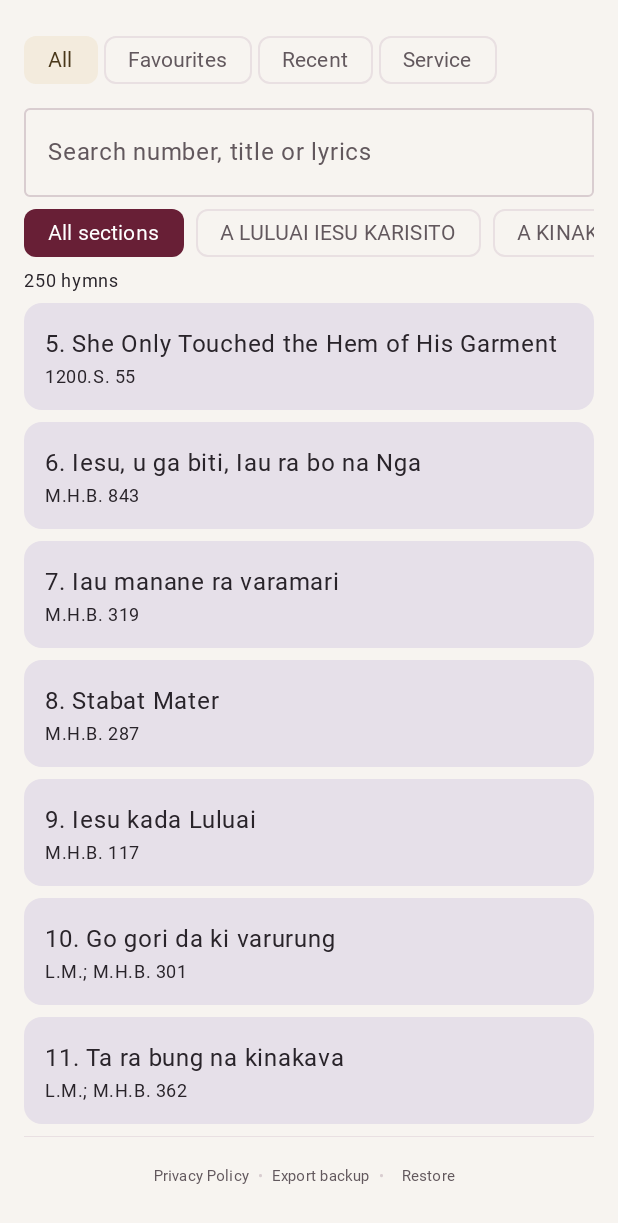
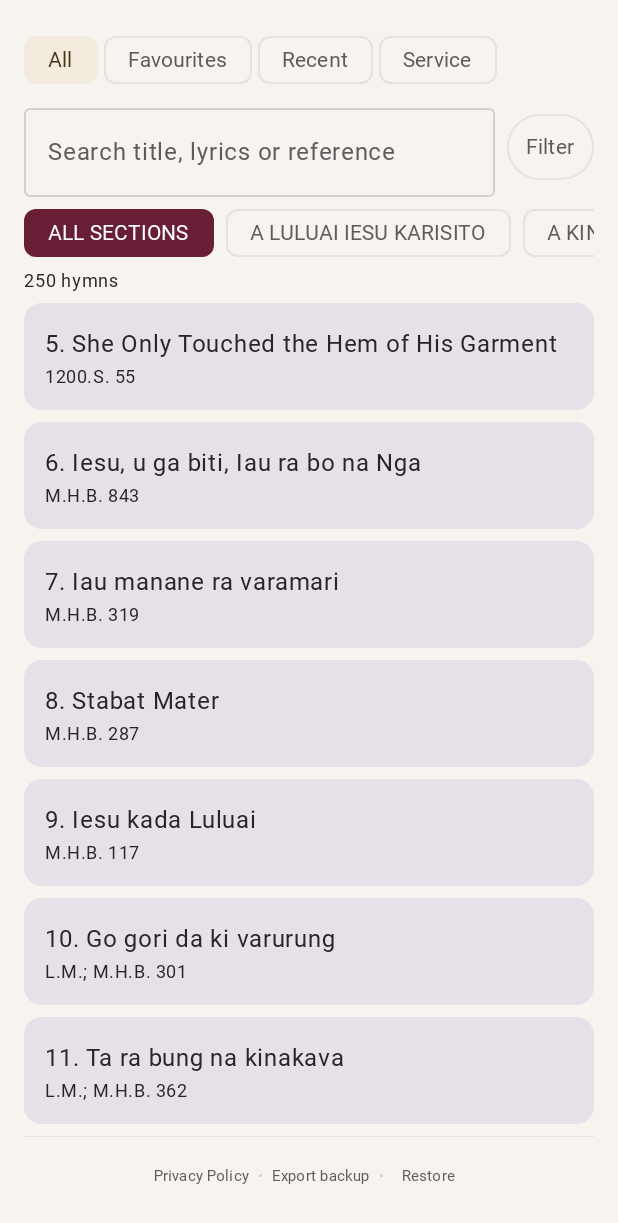
Before and after one commit to nptovaira-debug/a-buk-na-kakailai, an Android app built with Jetpack Compose: the screen it shows after launch (MainActivity), scrolled down 310 dp, on a phone screen of 412 x 824 dp. Shown: the top 1223 px of the screen. Run offline under Robolectric (Android 15) with nearby library versions, the phone set to English and light mode, and no system bars; our stand-ins replace AdMob; Roboto replaces fonts that are not available here; 3 statements that could not run were skipped.

Commit message:
Add uppercase section label and searchable hymn references with source filters

```diff
--- a/app/src/main/java/org/kuanua/hymns/MainActivity.kt
+++ b/app/src/main/java/org/kuanua/hymns/MainActivity.kt
@@ -67,6 +67,8 @@ private data class Hymn(val number:Int,val sectionId:String,val title:String,val
 private data class Section(val id:String,val title:String)
 
 private fun displayHymnTitle(h:Hymn):String = h.title.replace(Regex("^\\s*${h.number}\\.\\s*"), "").ifBlank { "Hymn ${h.number}" }
+
+private fun normalizeSearch(value:String):String = value.lowercase().filter { it.isLetterOrDigit() }
 
 private const val BACKUP_APP_ID = "org.kuanua.hymns"
 private const val BACKUP_FORMAT_VERSION = 1
@@ -224,7 +226,7 @@ class MainActivity:ComponentActivity(){
  }
  var showWelcome by remember{mutableStateOf(true)}
  LaunchedEffect(Unit){delay(5000);showWelcome=false}
- var query by remember{mutableStateOf("")};var section by remember{mutableStateOf<String?>(null)};var opened by remember{mutableStateOf<Hymn?>(null)}
+ var query by remember{mutableStateOf("")};var section by remember{mutableStateOf<String?>(null)};var sourceFilter by remember{mutableStateOf("All sources")};var sourceFilterExpanded by remember{mutableStateOf(false)};var opened by remember{mutableStateOf<Hymn?>(null)}
  var tab by remember{mutableStateOf("All")};var favs by remember{mutableStateOf(prefs.getStringSet("favs",emptySet())?.toSet()?:emptySet())}
  var recent by remember{mutableStateOf(prefs.getString("recent","").orEmpty().split(",").filter{it.isNotBlank()})}
  var playlist by remember{mutableStateOf(prefs.getString("service_playlist","").orEmpty().split(",").filter{it.isNotBlank()})}
@@ -330,12 +332,22 @@ class MainActivity:ComponentActivity(){
    }
   }else{
    Row(horizontalArrangement=Arrangement.spacedBy(4.dp)){listOf("All","Favourites","Recent","Service").forEach{t->FilterChip(selected=tab==t,onClick={tab=t},label={Text(t)})}}
-   if(tab!="Service")OutlinedTextField(query,{query=it},Modifier.fillMaxWidth(),label={Text("Search number, title or lyrics")},singleLine=true)
+   if(tab!="Service") Row(Modifier.fillMaxWidth(),horizontalArrangement=Arrangement.spacedBy(8.dp),verticalAlignment=androidx.compose.ui.Alignment.CenterVertically){
+    OutlinedTextField(query,{query=it},Modifier.weight(1f),label={Text("Search title, lyrics or reference")},singleLine=true)
+    Box {
+     OutlinedButton(onClick={sourceFilterExpanded=true},contentPadding=PaddingValues(horizontal=10.dp,vertical=12.dp)){Text("Filter")}
+     DropdownMenu(expanded=sourceFilterExpanded,onDismissRequest={sourceFilterExpanded=false}){
+      listOf("All sources","Has reference","M.H.B.","Other references").forEach { option ->
+       DropdownMenuItem(text={Text(option)},onClick={sourceFilter=option;sourceFilterExpanded=false})
+      }
+     }
+    }
+   }
    if(tab=="All")Row(Modifier.horizontalScroll(rememberScrollState()),horizontalArrangement=Arrangement.spacedBy(8.dp),verticalAlignment=androidx.compose.ui.Alignment.CenterVertically){
     FilterChip(
      selected=section==null,
      onClick={section=null},
-     label={Text("All sections")},
+     label={Text("ALL SECTIONS")},
      colors=FilterChipDefaults.filterChipColors(
       selectedContainerColor=MaterialTheme.colorScheme.primary,
       selectedLabelColor=MaterialTheme.colorScheme.onPrimary
@@ -354,7 +366,22 @@ class MainActivity:ComponentActivity(){
     }
    }
    val base=when(tab){"Favourites"->hymns.filter{favs.contains(it.number.toString())};"Recent"->recent.mapNotNull{id->hymns.find{it.number.toString()==id}};"Service"->playlist.mapNotNull{id->hymns.find{it.number.toString()==id}};else->hymns}
-   val shown=if(tab=="Service")base else base.filter{(tab!="All"||section==null||it.sectionId==section)&&(query.isBlank()||it.number.toString().contains(query.trim())||it.title.contains(query,true)||it.verses.any{v->v.text.contains(query,true)})}
+   val normalizedQuery=normalizeSearch(query)
+   val shown=if(tab=="Service")base else base.filter { hymn ->
+    val source=normalizeSearch(hymn.source)
+    val matchesQuery=query.isBlank() ||
+     normalizeSearch(hymn.number.toString()).contains(normalizedQuery) ||
+     normalizeSearch(hymn.title).contains(normalizedQuery) ||
+     source.contains(normalizedQuery) ||
+     hymn.verses.any { verse -> normalizeSearch(verse.text).contains(normalizedQuery) }
+    val matchesSource=when(sourceFilter){
+     "Has reference" -> hymn.source.isNotBlank()
+     "M.H.B." -> source.contains("mhb")
+     "Other references" -> hymn.source.isNotBlank() && !source.contains("mhb")
+     else -> true
+    }
+    (tab!="All"||section==null||hymn.sectionId==section) && matchesQuery && matchesSource
+   }
    if(tab=="Service"){
     Text("Service order · ${playlist.size} hymns",style=MaterialTheme.typography.labelMedium)
     Button(onClick={presentationIndex=0;presenting=true},enabled=playlist.isNotEmpty(),modifier=Modifier.fillMaxWidth()){Text("▶ Present worship service")}
```
